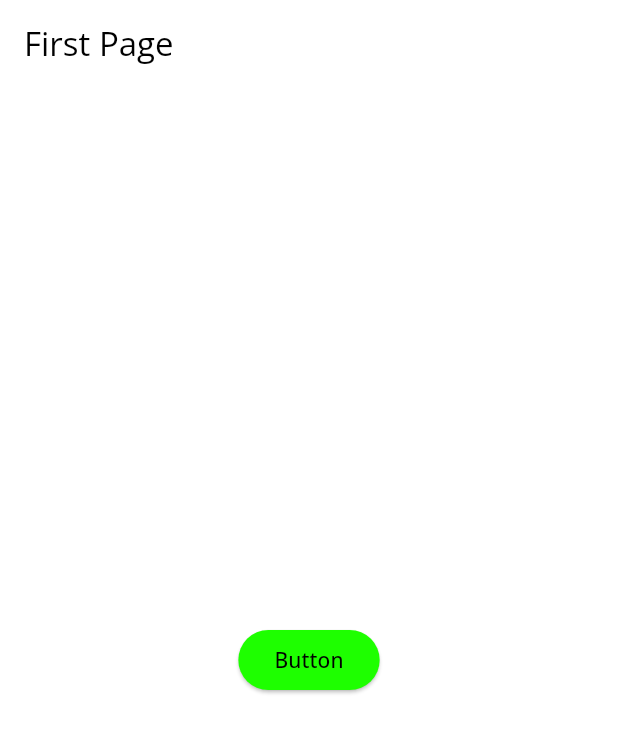
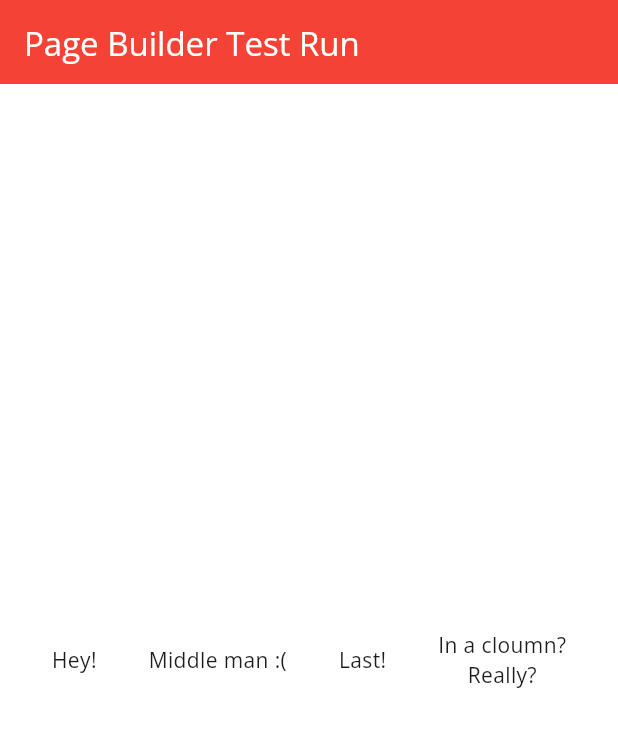
Before and after one commit to reuben-j/flutter_learning_app, a Flutter app: the screen it shows after launch, on a phone screen of 412 x 824 dp. Shown: the top 733 px of the screen. Run offline on Flutter 3.47's test engine with Material 3 defaults, Android fonts, the phone set to English and light mode, and no system bars; our stand-ins replace google_fonts.

Commit message:
WorkingWithPageLayouts:)

```diff
--- a/lib/main.dart
+++ b/lib/main.dart
@@ -25,7 +25,7 @@ class _NavAppState extends State<NavApp> {
       // darkTheme: ThemeData.dark(),
 
       home:
-          const FirstPage(), // due to context's needing to be able to access eachother and layering,
+          const PageBuilder(), // due to context's needing to be able to access eachother and layering,
       // create a new class for first page and implement it like this
       debugShowCheckedModeBanner: false,
     );
@@ -168,7 +168,7 @@ class _FourthPageState extends State<FourthPage> {
 
               child: const Text('Hello, is this working??',
               style: TextStyle(
-                fontSize: 300,
+                fontSize: 30,
 
               ),
               ),
@@ -179,3 +179,53 @@ class _FourthPageState extends State<FourthPage> {
     );
   }
 }
+
+class PageBuilder extends StatefulWidget {
+  const PageBuilder({super.key});
+
+  @override
+  State<PageBuilder> createState() => _PageBuilderState();
+}
+
+class _PageBuilderState extends State<PageBuilder> {
+  @override
+  Widget build(BuildContext context) {
+    return Scaffold(
+      appBar: AppBar(
+        backgroundColor: Colors.red,
+        foregroundColor: Colors.white,
+        bottomOpacity: 100,
+        title: Text("Page Builder Test Run"),
+      ),
+
+        body: const Center(
+
+          child: Row(
+            mainAxisAlignment: MainAxisAlignment.center,
+
+            children: [
+              Spacer(),
+              Text("Hey!"),
+              Spacer(),
+              Text("Middle man :("),
+              Spacer(),
+              Text("Last!"),
+              Spacer(),
+              Column(
+                mainAxisAlignment: MainAxisAlignment.center,
+                crossAxisAlignment: CrossAxisAlignment.center,
+                children: [
+                  Text("In a cloumn?"),
+                  Text("Really?")
+
+
+                ],
+
+              ),
+              Spacer()
+            ],
+          ),
+        ),
+    );
+  }
+}
```
